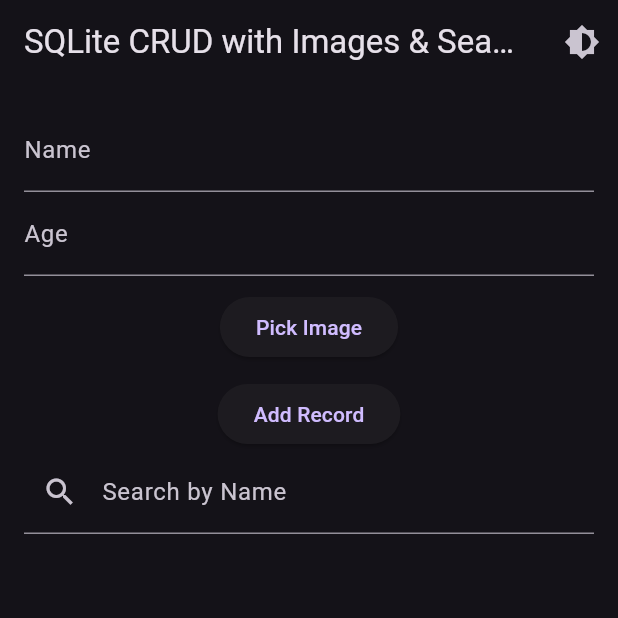
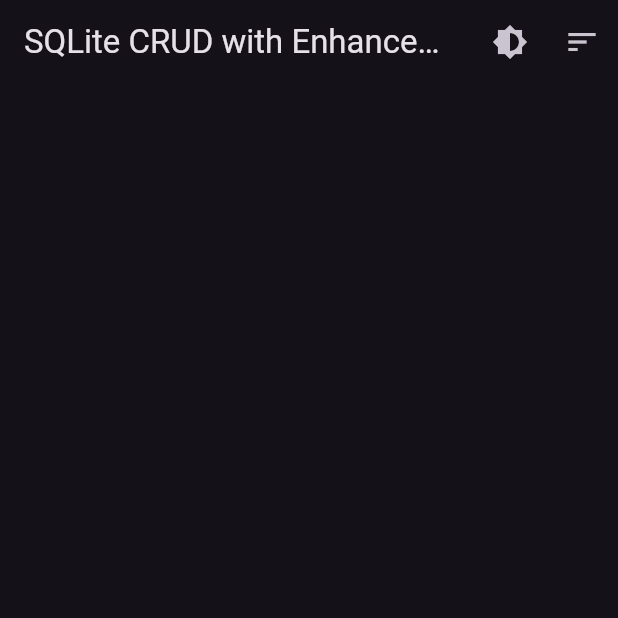
Before and after one commit to charan4112/FlutterSQLiteManager, a Flutter app: the screen it shows after launch, after a tap on the "brightness 6" icon, on a phone screen of 412 x 824 dp, the top half of it. Run offline on Flutter 3.47's test engine with Material 3 defaults, Android fonts, the phone set to English and light mode, and no system bars; our stand-ins replace fluttertoast, image_picker, shared_preferences, sqflite; accounts and stored records are empty.

Commit message:
Finalized app with edit, sorting, and theme persistence

```diff
--- a/fluttersqlitemanager/lib/database_helper.dart
+++ b/fluttersqlitemanager/lib/database_helper.dart
@@ -10,7 +10,7 @@
   static const columnId = '_id';
   static const columnName = 'name';
   static const columnAge = 'age';
-  static const columnImage = 'image'; // Store image in base64 format
+  static const columnImage = 'image';
   late Database _db;
 
   Future<void> init() async {
--- a/fluttersqlitemanager/lib/main.dart
+++ b/fluttersqlitemanager/lib/main.dart
@@ -3,6 +3,7 @@
 import 'package:flutter/material.dart';
 import 'package:image_picker/image_picker.dart';
 import 'package:fluttertoast/fluttertoast.dart';
+import 'package:shared_preferences/shared_preferences.dart';
 import 'database_helper.dart';
 
 void main() async {
@@ -24,14 +25,32 @@
   bool isDarkMode = false;
 
   @override
+  void initState() {
+    super.initState();
+    _loadTheme();
+  }
+
+  void _loadTheme() async {
+    final prefs = await SharedPreferences.getInstance();
+    setState(() {
+      isDarkMode = prefs.getBool('darkMode') ?? false;
+    });
+  }
+
+  void _toggleTheme() async {
+    final prefs = await SharedPreferences.getInstance();
+    setState(() {
+      isDarkMode = !isDarkMode;
+      prefs.setBool('darkMode', isDarkMode);
+    });
+  }
+
+  @override
   Widget build(BuildContext context) {
     return MaterialApp(
       title: 'SQLite Enhanced',
       theme: isDarkMode ? ThemeData.dark() : ThemeData.light(),
-      home: HomeScreen(
-        dbHelper: widget.dbHelper,
-        toggleTheme: () => setState(() => isDarkMode = !isDarkMode),
-      ),
+      home: HomeScreen(dbHelper: widget.dbHelper, toggleTheme: _toggleTheme),
     );
   }
 }
@@ -46,11 +65,8 @@
 }
 
 class _HomeScreenState extends State<HomeScreen> {
-  final TextEditingController _nameController = TextEditingController();
-  final TextEditingController _ageController = TextEditingController();
-  final TextEditingController _searchController = TextEditingController();
   List<Map<String, dynamic>> _records = [];
-  String? _imageBase64;
+  bool _isSortedByName = true;
 
   @override
   void initState() {
@@ -61,130 +77,87 @@
   void _refreshRecords() async {
     final data = await widget.dbHelper.queryAllRows();
     setState(() {
-      _records = data;
+      _records = _isSortedByName
+          ? (data..sort((a, b) => a['name'].compareTo(b['name'])))
+          : (data..sort((a, b) => a['age'].compareTo(b['age'])));
     });
   }
 
-  Future<void> _pickImage() async {
-    final picker = ImagePicker();
-    final pickedFile = await picker.pickImage(source: ImageSource.gallery);
-    if (pickedFile != null) {
-      final bytes = File(pickedFile.path).readAsBytesSync();
-      setState(() {
-        _imageBase64 = base64Encode(bytes);
-      });
-    }
-  }
-
-  void _addRecord() async {
-    if (_nameController.text.isEmpty || _ageController.text.isEmpty) {
-      Fluttertoast.showToast(msg: "Please fill in all fields");
-      return;
-    }
-    await widget.dbHelper.insert({
-      'name': _nameController.text,
-      'age': int.parse(_ageController.text),
-      'image': _imageBase64,
-    });
-    _nameController.clear();
-    _ageController.clear();
-    setState(() {
-      _imageBase64 = null;
-    });
+  void _updateRecord(int id, String name, int age) async {
+    await widget.dbHelper.update({'_id': id, 'name': name, 'age': age});
     _refreshRecords();
   }
 
   void _deleteRecord(int id) async {
     await widget.dbHelper.delete(id);
+    Fluttertoast.showToast(msg: "Record deleted");
     _refreshRecords();
   }
 
-  List<Map<String, dynamic>> _filteredRecords() {
-    if (_searchController.text.isEmpty) return _records;
-    return _records.where((record) {
-      return record['name']
-          .toString()
-          .toLowerCase()
-          .contains(_searchController.text.toLowerCase());
-    }).toList();
+  void _showUpdateDialog(Map<String, dynamic> record) {
+    final TextEditingController nameController =
+        TextEditingController(text: record['name']);
+    final TextEditingController ageController =
+        TextEditingController(text: record['age'].toString());
+
+    showDialog(
+      context: context,
+      builder: (context) => AlertDialog(
+        title: Text("Update Record"),
+        content: Column(
+          mainAxisSize: MainAxisSize.min,
+          children: [
+            TextField(controller: nameController, decoration: InputDecoration(labelText: "Name")),
+            TextField(controller: ageController, decoration: InputDecoration(labelText: "Age"), keyboardType: TextInputType.number),
+          ],
+        ),
+        actions: [
+          ElevatedButton(
+            onPressed: () {
+              _updateRecord(record['_id'], nameController.text, int.parse(ageController.text));
+              Navigator.pop(context);
+            },
+            child: Text("Update"),
+          ),
+        ],
+      ),
+    );
   }
 
   @override
   Widget build(BuildContext context) {
     return Scaffold(
       appBar: AppBar(
-        title: Text('SQLite CRUD with Images & Search'),
+        title: Text('SQLite CRUD with Enhancements'),
         actions: [
+          IconButton(icon: Icon(Icons.brightness_6), onPressed: widget.toggleTheme),
           IconButton(
-            icon: Icon(Icons.brightness_6),
-            onPressed: widget.toggleTheme,
+            icon: Icon(Icons.sort),
+            onPressed: () {
+              setState(() {
+                _isSortedByName = !_isSortedByName;
+              });
+              _refreshRecords();
+            },
           ),
         ],
       ),
-      body: Padding(
-        padding: const EdgeInsets.all(16.0),
-        child: Column(
-          children: [
-            TextField(
-              controller: _nameController,
-              decoration: InputDecoration(labelText: 'Name'),
+      body: ListView.builder(
+        itemCount: _records.length,
+        itemBuilder: (context, index) {
+          final record = _records[index];
+          return ListTile(
+            title: Text(record['name']),
+            subtitle: Text('Age: ${record['age']}'),
+            trailing: Row(
+              mainAxisSize: MainAxisSize.min,
+              children: [
+                IconButton(icon: Icon(Icons.edit), onPressed: () => _showUpdateDialog(record)),
+                IconButton(icon: Icon(Icons.delete, color: Colors.red), onPressed: () => _deleteRecord(record['_id'])),
+              ],
             ),
-            TextField(
-              controller: _ageController,
-              decoration: InputDecoration(labelText: 'Age'),
-              keyboardType: TextInputType.number,
-            ),
-            SizedBox(height: 10),
-            ElevatedButton(
-              onPressed: _pickImage,
-              child: Text("Pick Image"),
-            ),
-            if (_imageBase64 != null)
-              Image.memory(
-                base64Decode(_imageBase64!),
-                height: 100,
-                width: 100,
-              ),
-            SizedBox(height: 10),
-            ElevatedButton(
-              onPressed: _addRecord,
-              child: Text('Add Record'),
-            ),
-            TextField(
-              controller: _searchController,
-              decoration: InputDecoration(
-                labelText: 'Search by Name',
-                prefixIcon: Icon(Icons.search),
-              ),
-              onChanged: (value) => setState(() {}),
-            ),
-            Expanded(
-              child: ListView.builder(
-                itemCount: _filteredRecords().length,
-                itemBuilder: (context, index) {
-                  final record = _filteredRecords()[index];
-                  return Card(
-                    child: ListTile(
-                      leading: record['image'] != null
-                          ? Image.memory(
-                              base64Decode(record['image']),
-                              width: 50,
-                              height: 50,
-                            )
-                          : Icon(Icons.person),
-                      title: Text(record['name']),
-                      subtitle: Text('Age: ${record['age']}'),
-                      trailing: IconButton(
-                        icon: Icon(Icons.delete, color: Colors.red),
-                        onPressed: () => _deleteRecord(record['_id']),
-                      ),
-                    ),
-                  );
-                },
-              ),
-            ),
-          ],
-        ),
+          );
+        },
       ),
     );
   }
--- a/fluttersqlitemanager/pubspec.yaml
+++ b/fluttersqlitemanager/pubspec.yaml
@@ -1,5 +1,5 @@
 name: fluttersqlitemanager
-description: "A new Flutter project with SQLite database integration, image storage, and search functionality."
+description: "A Flutter app with SQLite integration, image storage, search, and CRUD operations."
 publish_to: 'none'
 
 version: 1.0.0+1
@@ -16,6 +16,7 @@
   path_provider: ^2.1.5
   image_picker: ^1.0.7
   fluttertoast: ^8.2.4
+  shared_preferences: ^2.2.2  # Persistent Dark Mode
 
 dev_dependencies:
   flutter_test:
```
Also changed, not shown: fluttersqlitemanager/pubspec.lock, 1 other file.
